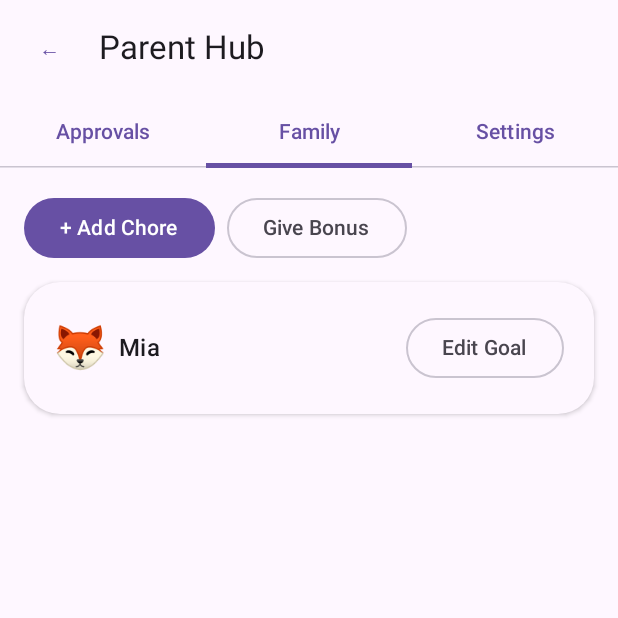
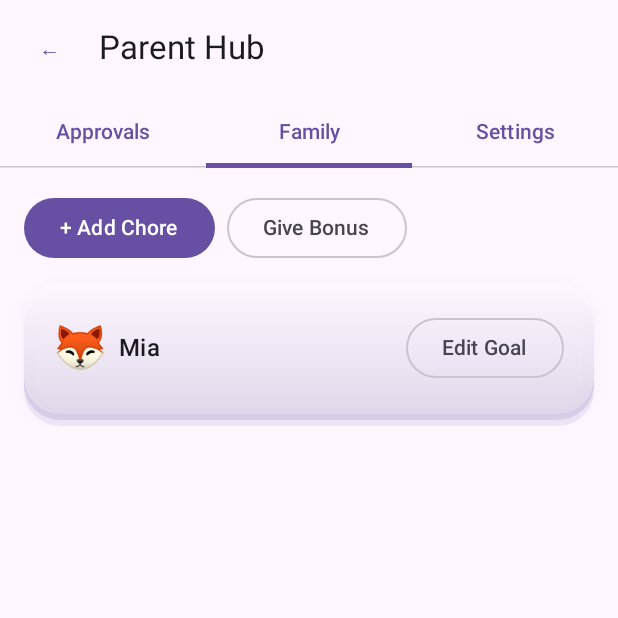
Before and after one commit to kiskey/SproutBank, an Android app built with Jetpack Compose: the composable ParentScreen shown on its own in the app's theme, tab 2 chosen, on a phone screen of 412 x 824 dp, the top half of it. Run offline under Robolectric (Android 15) with nearby library versions, the phone set to English and light mode, and no system bars; our stand-ins replace Room's generated code; 12 statements that could not run were skipped.

Commit message:
Refactor ThemedCard to use Box for shadows

```diff
--- a/app/src/main/java/com/sproutbank/app/ui/components/ThemedCard.kt
+++ b/app/src/main/java/com/sproutbank/app/ui/components/ThemedCard.kt
@@ -1,27 +1,68 @@
 package com.sproutbank.app.ui.components
 
+import androidx.compose.foundation.background
+import androidx.compose.foundation.layout.Box
 import androidx.compose.foundation.layout.Column
 import androidx.compose.foundation.layout.ColumnScope
+import androidx.compose.foundation.layout.offset
 import androidx.compose.foundation.layout.padding
 import androidx.compose.foundation.shape.RoundedCornerShape
-import androidx.compose.material3.Card
-import androidx.compose.material3.CardDefaults
 import androidx.compose.material3.MaterialTheme
 import androidx.compose.runtime.Composable
 import androidx.compose.ui.Modifier
+import androidx.compose.ui.draw.clip
+import androidx.compose.ui.draw.shadow
+import androidx.compose.ui.graphics.Brush
 import androidx.compose.ui.unit.dp
 
+/**
+ * Toy-like layered card: two soft shadow offsets under a gradient-front surface.
+ * The public signature is unchanged from before — callers need no edits.
+ */
 @Composable
 fun ThemedCard(
     modifier: Modifier = Modifier,
+    gradient: Boolean = true,
     content: @Composable ColumnScope.() -> Unit,
 ) {
-    Card(
-        modifier = modifier,
-        shape = RoundedCornerShape(24.dp),
-        colors = CardDefaults.cardColors(containerColor = MaterialTheme.colorScheme.surface),
-        elevation = CardDefaults.cardElevation(defaultElevation = 2.dp),
-    ) {
-        Column(Modifier.padding(20.dp), content = content)
+    val scheme = MaterialTheme.colorScheme
+    val shape = RoundedCornerShape(24.dp)
+
+    Box(modifier) {
+        // Deepest shadow layer
+        Box(
+            Modifier
+                .matchParentSize()
+                .offset(y = 8.dp)
+                .background(scheme.primary.copy(alpha = 0.10f), shape),
+        )
+        // Mid shadow layer
+        Box(
+            Modifier
+                .matchParentSize()
+                .offset(y = 4.dp)
+                .background(scheme.primary.copy(alpha = 0.15f), shape),
+        )
+        // Front card
+        Box(
+            Modifier
+                .shadow(
+                    elevation = 6.dp,
+                    shape = shape,
+                    ambientColor = scheme.primary.copy(alpha = 0.20f),
+                    spotColor = scheme.primary.copy(alpha = 0.25f),
+                )
+                .clip(shape)
+                .background(
+                    brush = if (gradient)
+                        Brush.verticalGradient(
+                            listOf(scheme.surface, scheme.surfaceVariant.copy(alpha = 0.55f)),
+                        )
+                    else
+                        Brush.verticalGradient(listOf(scheme.surface, scheme.surface)),
+                ),
+        ) {
+            Column(Modifier.padding(20.dp), content = content)
+        }
     }
 }
```
